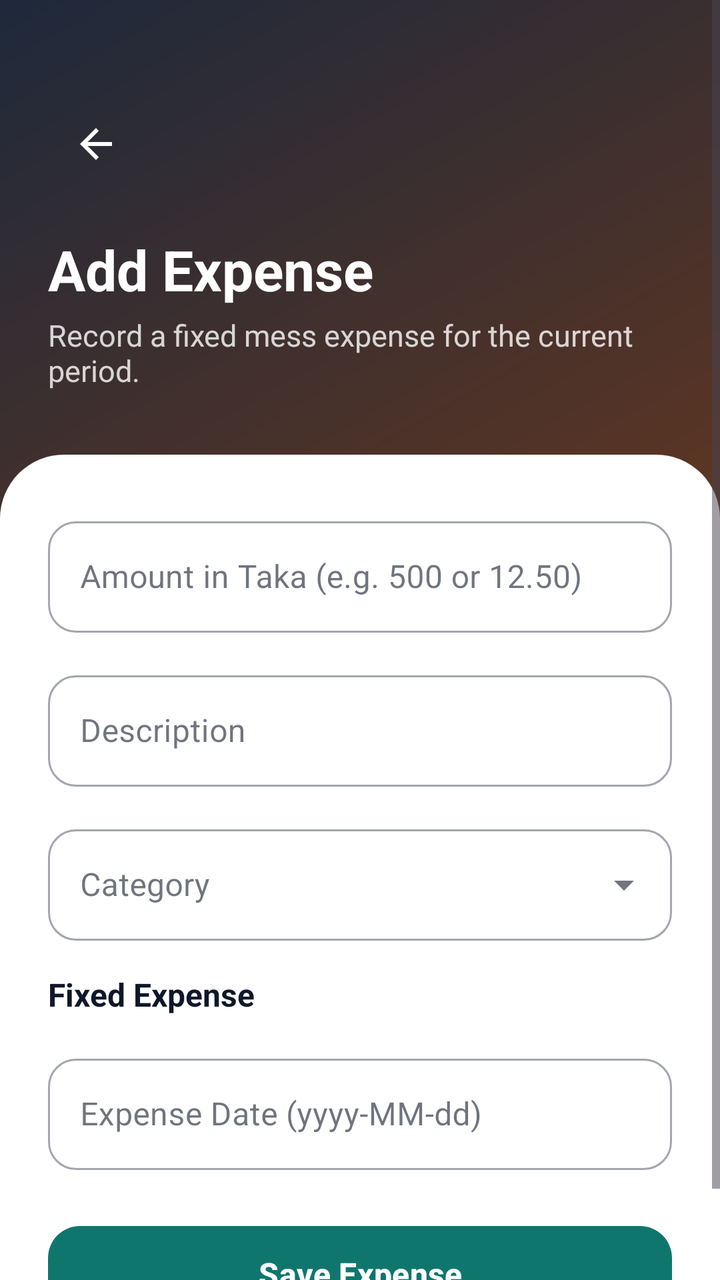
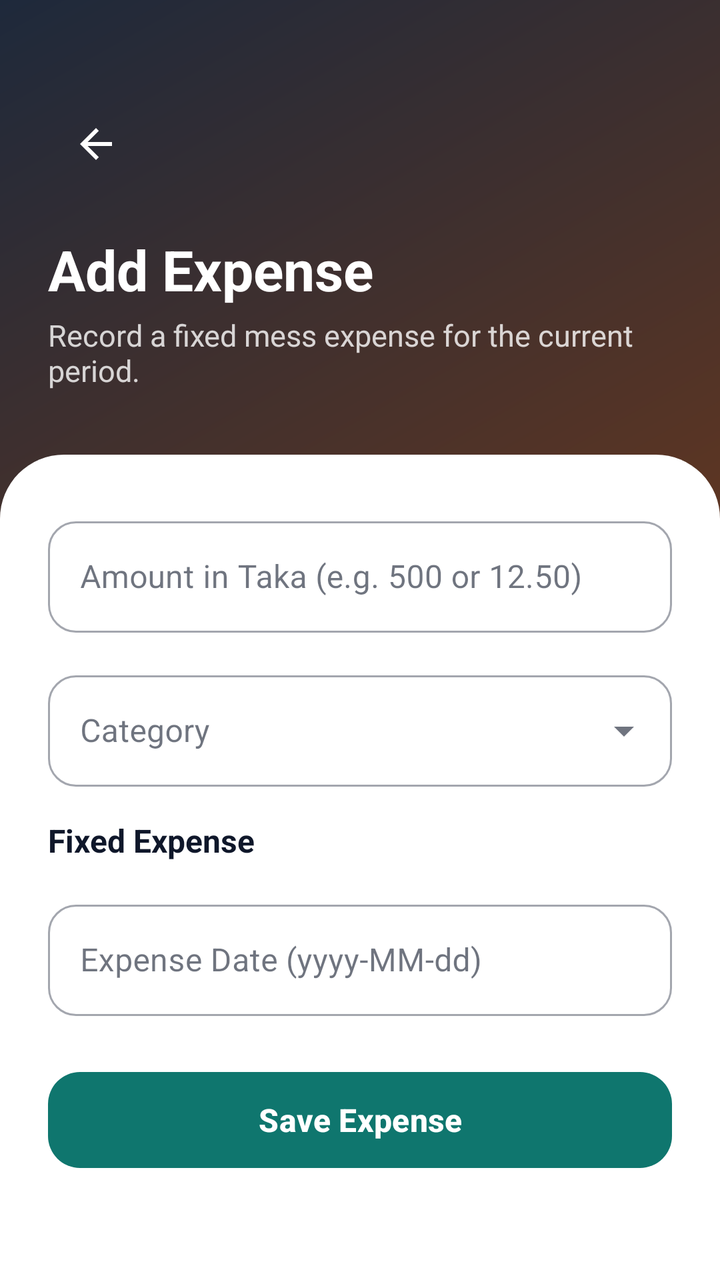

Two renders of the same Android screen: before a commit and after it. Below are the layout's source before the change and the commit's diff.
<!-- AndroidManifest.xml: application theme Theme.MealSync -->
<!-- res/layout/activity_add_expense.xml -->
<?xml version="1.0" encoding="utf-8"?>
<FrameLayout xmlns:android="http://schemas.android.com/apk/res/android"
    xmlns:app="http://schemas.android.com/apk/res-auto"
    xmlns:tools="http://schemas.android.com/tools"
    android:layout_width="match_parent"
    android:layout_height="match_parent"
    tools:context=".ui.finance.AddExpenseActivity">

    <View
        android:id="@+id/bgView"
        android:layout_width="match_parent"
        android:layout_height="match_parent"
        android:background="@drawable/bg_gradient_manager" />

    <ScrollView
        android:layout_width="match_parent"
        android:layout_height="match_parent"
        android:fillViewport="true"
        android:overScrollMode="never">

        <LinearLayout
            android:layout_width="match_parent"
            android:layout_height="wrap_content"
            android:orientation="vertical">

            
            <LinearLayout
                android:id="@+id/header"
                android:layout_width="match_parent"
                android:layout_height="wrap_content"
                android:orientation="vertical"
                android:paddingStart="24dp"
                android:paddingTop="48dp"
                android:paddingEnd="24dp"
                android:paddingBottom="32dp">

                <ImageButton
                    android:id="@+id/btnBack"
                    android:layout_width="48dp"
                    android:layout_height="48dp"
                    android:background="?attr/selectableItemBackgroundBorderless"
                    android:contentDescription="@string/cd_back"
                    android:src="@drawable/ic_arrow_back"
                    app:tint="@color/white" />

                <TextView
                    android:layout_width="wrap_content"
                    android:layout_height="wrap_content"
                    android:layout_marginTop="20dp"
                    android:text="@string/add_expense_title"
                    android:textColor="@color/white"
                    android:textSize="28sp"
                    android:textStyle="bold" />

                <TextView
                    android:layout_width="wrap_content"
                    android:layout_height="wrap_content"
                    android:layout_marginTop="4dp"
                    android:text="@string/add_expense_subtitle"
                    android:textColor="#CCFFFFFF"
                    android:textSize="15sp" />
            </LinearLayout>

            
            <LinearLayout
                android:id="@+id/sheet"
                android:layout_width="match_parent"
                android:layout_height="0dp"
                android:layout_weight="1"
                android:background="@drawable/bg_sheet_top"
                android:orientation="vertical"
                android:paddingStart="24dp"
                android:paddingTop="28dp"
                android:paddingEnd="24dp"
                android:paddingBottom="24dp">

                <com.google.android.material.textfield.TextInputLayout
                    android:id="@+id/tilAmount"
                    style="@style/Widget.MaterialComponents.TextInputLayout.OutlinedBox"
                    android:layout_width="match_parent"
                    android:layout_height="wrap_content"
                    android:hint="@string/amount_taka_hint"
                    app:boxCornerRadiusBottomEnd="14dp"
                    app:boxCornerRadiusBottomStart="14dp"
                    app:boxCornerRadiusTopEnd="14dp"
                    app:boxCornerRadiusTopStart="14dp">

                    <com.google.android.material.textfield.TextInputEditText
                        android:id="@+id/etAmount"
                        android:layout_width="match_parent"
                        android:layout_height="wrap_content"
                        android:inputType="numberDecimal"
                        android:maxLines="1" />
                </com.google.android.material.textfield.TextInputLayout>

                <com.google.android.material.textfield.TextInputLayout
                    android:id="@+id/tilDescription"
                    style="@style/Widget.MaterialComponents.TextInputLayout.OutlinedBox"
                    android:layout_width="match_parent"
                    android:layout_height="wrap_content"
                    android:layout_marginTop="16dp"
                    android:hint="@string/description_hint"
                    app:boxCornerRadiusBottomEnd="14dp"
                    app:boxCornerRadiusBottomStart="14dp"
                    app:boxCornerRadiusTopEnd="14dp"
                    app:boxCornerRadiusTopStart="14dp">

                    <com.google.android.material.textfield.TextInputEditText
                        android:id="@+id/etDescription"
                        android:layout_width="match_parent"
                        android:layout_height="wrap_content"
                        android:inputType="textCapSentences"
                        android:maxLines="2" />
                </com.google.android.material.textfield.TextInputLayout>

                <com.google.android.material.textfield.TextInputLayout
                    android:id="@+id/tilCategory"
                    style="@style/Widget.MaterialComponents.TextInputLayout.OutlinedBox.ExposedDropdownMenu"
                    android:layout_width="match_parent"
                    android:layout_height="wrap_content"
                    android:layout_marginTop="16dp"
                    android:hint="@string/category_hint"
                    app:boxCornerRadiusBottomEnd="14dp"
                    app:boxCornerRadiusBottomStart="14dp"
                    app:boxCornerRadiusTopEnd="14dp"
                    app:boxCornerRadiusTopStart="14dp">

                    <AutoCompleteTextView
                        android:id="@+id/actCategory"
                        android:layout_width="match_parent"
                        android:layout_height="wrap_content"
                        android:inputType="none" />
                </com.google.android.material.textfield.TextInputLayout>

                <TextView
                    android:id="@+id/tvTypeLabel"
                    android:layout_width="wrap_content"
                    android:layout_height="wrap_content"
                    android:layout_marginTop="16dp"
                    android:text="@string/type_fixed"
                    android:textColor="@color/ms_text_primary"
                    android:textSize="16sp"
                    android:textStyle="bold" />

                <com.google.android.material.textfield.TextInputLayout
                    android:id="@+id/tilDate"
                    style="@style/Widget.MaterialComponents.TextInputLayout.OutlinedBox"
                    android:layout_width="match_parent"
                    android:layout_height="wrap_content"
                    android:layout_marginTop="16dp"
                    android:hint="@string/expense_date_hint"
                    app:boxCornerRadiusBottomEnd="14dp"
                    app:boxCornerRadiusBottomStart="14dp"
                    app:boxCornerRadiusTopEnd="14dp"
                    app:boxCornerRadiusTopStart="14dp">

                    <com.google.android.material.textfield.TextInputEditText
                        android:id="@+id/etDate"
                        android:layout_width="match_parent"
                        android:layout_height="wrap_content"
                        android:focusable="false"
                        android:inputType="none"
                        android:maxLines="1" />
                </com.google.android.material.textfield.TextInputLayout>

                <com.google.android.material.progressindicator.CircularProgressIndicator
                    android:id="@+id/progress"
                    android:layout_width="wrap_content"
                    android:layout_height="wrap_content"
                    android:layout_gravity="center_horizontal"
                    android:layout_marginTop="16dp"
                    android:indeterminate="true"
                    android:visibility="gone" />

                <com.google.android.material.button.MaterialButton
                    android:id="@+id/btnSaveExpense"
                    android:layout_width="match_parent"
                    android:layout_height="wrap_content"
                    android:layout_marginTop="24dp"
                    android:minHeight="56dp"
                    android:text="@string/save_expense_btn"
                    android:textSize="16sp"
                    android:textStyle="bold"
                    app:cornerRadius="16dp" />

            </LinearLayout>
        </LinearLayout>
    </ScrollView>
</FrameLayout>
<!-- resources referenced by this layout -->
<resources>
  <color name="ms_text_primary">#0F172A</color>
  <color name="white">#FFFFFFFF</color>
  <!-- drawable bg_gradient_manager (drawable) -->
  <?xml version="1.0" encoding="utf-8"?>
  <shape xmlns:android="http://schemas.android.com/apk/res/android"
      android:shape="rectangle">
      <gradient
          android:angle="135"
          android:startColor="@color/header_manager_start"
          android:endColor="@color/header_manager_end"
          android:type="linear" />
  </shape>
  <!-- drawable bg_sheet_top (drawable) -->
  <?xml version="1.0" encoding="utf-8"?>
  <shape xmlns:android="http://schemas.android.com/apk/res/android"
      android:shape="rectangle">
      <solid android:color="@color/ms_card" />
      <corners
          android:topLeftRadius="32dp"
          android:topRightRadius="32dp" />
  </shape>
  <!-- drawable ic_arrow_back (drawable) -->
  <?xml version="1.0" encoding="utf-8"?>
  <vector xmlns:android="http://schemas.android.com/apk/res/android"
      android:width="24dp"
      android:height="24dp"
      android:viewportWidth="24"
      android:viewportHeight="24">
      <path
          android:fillColor="#FFFFFF"
          android:pathData="M20,11H7.83l5.59,-5.59L12,4l-8,8 8,8 1.41,-1.41L7.83,13H20v-2z" />
  </vector>
  <string name="add_expense_subtitle">Record a fixed mess expense for the current period.</string>
  <string name="add_expense_title">Add Expense</string>
  <string name="amount_taka_hint">Amount in Taka (e.g. 500 or 12.50)</string>
  <string name="category_hint">Category</string>
  <string name="cd_back">Back</string>
  <string name="description_hint">Description</string>
  <string name="expense_date_hint">Expense Date (yyyy-MM-dd)</string>
  <string name="save_expense_btn">Save Expense</string>
  <string name="type_fixed">Fixed Expense</string>
  <style name="Theme.MealSync" parent="Base.Theme.MealSync" />
  <color name="header_manager_start">#92400E</color>
  <color name="header_manager_end">#1E293B</color>
  <color name="ms_card">#FFFFFFFF</color>
  <style name="Base.Theme.MealSync" parent="Theme.Material3.DayNight.NoActionBar">
          <item name="colorPrimary">@color/ms_primary</item>
          <item name="colorOnPrimary">@color/white</item>
          <item name="colorPrimaryContainer">@color/ms_surface</item>
          <item name="colorOnPrimaryContainer">@color/ms_text_primary</item>
          <item name="colorSecondary">@color/ms_secondary</item>
          <item name="colorOnSecondary">@color/white</item>
          <item name="colorSurface">@color/ms_card</item>
          <item name="colorOnSurface">@color/ms_text_primary</item>
          <item name="colorSurfaceVariant">@color/ms_divider</item>
          <item name="colorOnSurfaceVariant">@color/ms_text_secondary</item>
          <item name="colorOutline">@color/ms_divider</item>
          <item name="colorError">@color/ms_negative</item>
          <item name="colorOnError">@color/white</item>
          <item name="android:colorAccent">@color/ms_teal</item>
          <item name="android:windowBackground">@color/ms_surface</item>
          <item name="android:windowLightStatusBar">false</item>
      </style>
  <color name="ms_primary">#0F766E</color>
  <color name="ms_surface">#F1F5F9</color>
  <color name="ms_secondary">#92400E</color>
  <color name="ms_divider">#E2E8F0</color>
  <color name="ms_text_secondary">#475569</color>
  <color name="ms_negative">#B91C1C</color>
  <color name="ms_teal">#0F766E</color>
</resources>

<!-- the commit's change to res/layout/activity_add_expense.xml (unified diff, before → after) -->
@@ -13,6 +13,7 @@
         android:background="@drawable/bg_gradient_manager" />
 
     <ScrollView
+        android:id="@+id/scrollContent"
         android:layout_width="match_parent"
         android:layout_height="match_parent"
         android:fillViewport="true"
@@ -94,26 +95,6 @@
                 </com.google.android.material.textfield.TextInputLayout>
 
                 <com.google.android.material.textfield.TextInputLayout
-                    android:id="@+id/tilDescription"
-                    style="@style/Widget.MaterialComponents.TextInputLayout.OutlinedBox"
-                    android:layout_width="match_parent"
-                    android:layout_height="wrap_content"
-                    android:layout_marginTop="16dp"
-                    android:hint="@string/description_hint"
-                    app:boxCornerRadiusBottomEnd="14dp"
-                    app:boxCornerRadiusBottomStart="14dp"
-                    app:boxCornerRadiusTopEnd="14dp"
-                    app:boxCornerRadiusTopStart="14dp">
-
-                    <com.google.android.material.textfield.TextInputEditText
-                        android:id="@+id/etDescription"
-                        android:layout_width="match_parent"
-                        android:layout_height="wrap_content"
-                        android:inputType="textCapSentences"
-                        android:maxLines="2" />
-                </com.google.android.material.textfield.TextInputLayout>
-
-                <com.google.android.material.textfield.TextInputLayout
                     android:id="@+id/tilCategory"
                     style="@style/Widget.MaterialComponents.TextInputLayout.OutlinedBox.ExposedDropdownMenu"
                     android:layout_width="match_parent"
<!-- resource entries referenced after the edit -->
@@ -37,7 +37,6 @@
   <string name="amount_taka_hint">Amount in Taka (e.g. 500 or 12.50)</string>
   <string name="category_hint">Category</string>
   <string name="cd_back">Back</string>
-  <string name="description_hint">Description</string>
   <string name="expense_date_hint">Expense Date (yyyy-MM-dd)</string>
   <string name="save_expense_btn">Save Expense</string>
   <string name="type_fixed">Fixed Expense</string>
